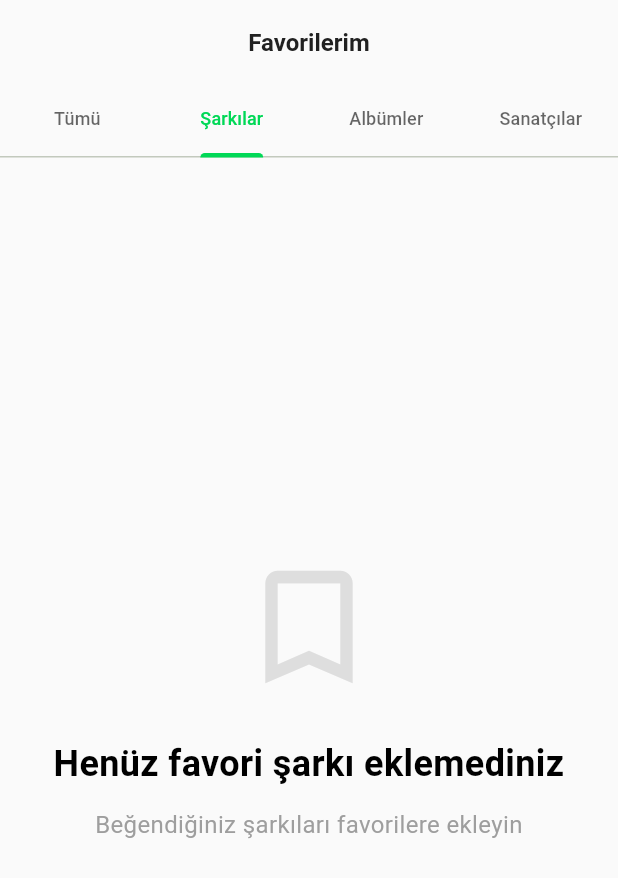
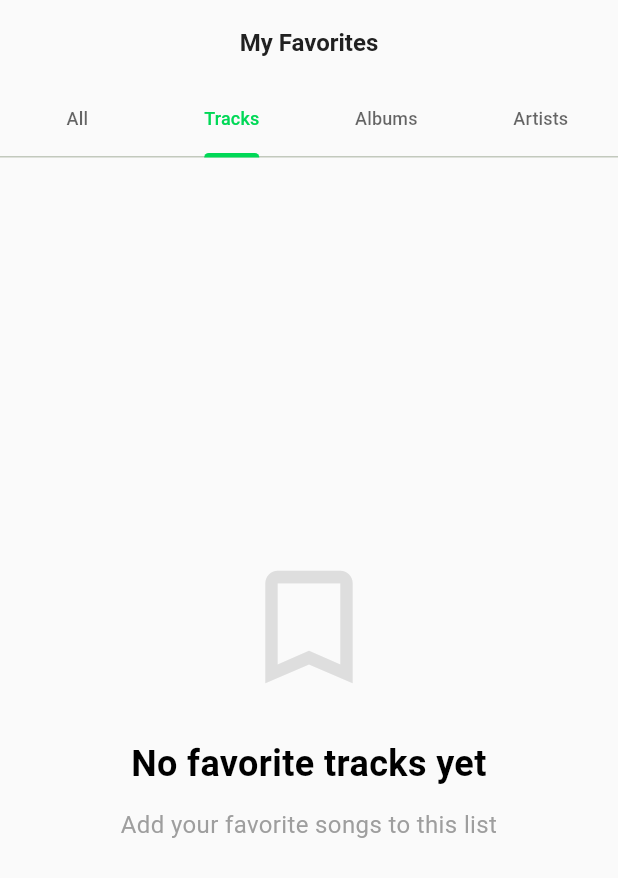
Before and after one commit to furkankobain/MusicShare, a Flutter app: the FavoritesPage screen opened by its route, tab 2 chosen, on a phone screen of 412 x 824 dp. Shown: the top 878 px of the screen. Run offline on Flutter 3.47's test engine with Material 3 defaults, Android fonts, the phone set to English and light mode, and no system bars; our stand-ins replace audioplayers, cached_network_image, cloud_firestore, dio, equatable, firebase_auth and 16 more; missing offline and left inert: mobile_scanner; accounts and stored records are empty.

Commit message:
Translate favorites and search pages to English - app fully internationalized to English

```diff
--- a/lib/features/favorites/presentation/pages/favorites_page.dart
+++ b/lib/features/favorites/presentation/pages/favorites_page.dart
@@ -34,7 +34,7 @@ class _FavoritesPageState extends State<FavoritesPage>
     return Scaffold(
       appBar: AppBar(
         title: const Text(
-          'Favorilerim',
+          'My Favorites',
           style: TextStyle(fontWeight: FontWeight.bold),
         ),
         bottom: TabBar(
@@ -46,10 +46,10 @@ class _FavoritesPageState extends State<FavoritesPage>
           indicatorColor: ModernDesignSystem.primaryGreen,
           indicatorWeight: 3,
           tabs: const [
-            Tab(text: 'Tümü'),
-            Tab(text: 'Şarkılar'),
-            Tab(text: 'Albümler'),
-            Tab(text: 'Sanatçılar'),
+            Tab(text: 'All'),
+            Tab(text: 'Tracks'),
+            Tab(text: 'Albums'),
+            Tab(text: 'Artists'),
           ],
         ),
       ),
@@ -75,7 +75,7 @@ class _FavoritesPageState extends State<FavoritesPage>
 
         if (snapshot.hasError) {
           return Center(
-            child: Text('Hata: ${snapshot.error}'),
+            child: Text('Error: ${snapshot.error}'),
           );
         }
 
@@ -83,8 +83,8 @@ class _FavoritesPageState extends State<FavoritesPage>
 
         if (favorites.isEmpty) {
           return _buildEmptyState(
-            'Henüz favori eklemediniz',
-            'Şarkı veya albümleri favorilere ekleyerek buradan kolayca erişebilirsiniz',
+            'No favorites yet',
+            'Add your favorite songs and albums to access them easily',
             isDark,
           );
         }
@@ -119,7 +119,7 @@ class _FavoritesPageState extends State<FavoritesPage>
 
         if (snapshot.hasError) {
           return Center(
-            child: Text('Hata: ${snapshot.error}'),
+            child: Text('Error: ${snapshot.error}'),
           );
         }
 
@@ -127,8 +127,8 @@ class _FavoritesPageState extends State<FavoritesPage>
 
         if (tracks.isEmpty) {
           return _buildEmptyState(
-            'Henüz favori şarkı eklemediniz',
-            'Beğendiğiniz şarkıları favorilere ekleyin',
+            'No favorite tracks yet',
+            'Add your favorite songs to this list',
             isDark,
           );
         }
@@ -154,7 +154,7 @@ class _FavoritesPageState extends State<FavoritesPage>
 
         if (snapshot.hasError) {
           return Center(
-            child: Text('Hata: ${snapshot.error}'),
+            child: Text('Error: ${snapshot.error}'),
           );
         }
 
@@ -162,8 +162,8 @@ class _FavoritesPageState extends State<FavoritesPage>
 
         if (albums.isEmpty) {
           return _buildEmptyState(
-            'Henüz favori albüm eklemediniz',
-            'Beğendiğiniz albümleri favorilere ekleyin',
+            'No favorite albums yet',
+            'Add your favorite albums to this list',
             isDark,
           );
         }
--- a/lib/features/search/presentation/pages/modern_search_page.dart
+++ b/lib/features/search/presentation/pages/modern_search_page.dart
@@ -152,7 +152,7 @@ class _ModernSearchPageState extends ConsumerState<ModernSearchPage>
         backgroundColor: isDark ? Colors.grey[900] : Colors.white,
         elevation: 0,
         title: Text(
-          'Ara',
+          'Search',
           style: TextStyle(
             fontWeight: FontWeight.bold,
             color: isDark ? Colors.white : Colors.black87,
@@ -178,10 +178,10 @@ class _ModernSearchPageState extends ConsumerState<ModernSearchPage>
                   fontSize: 15,
                 ),
                 tabs: const [
-                  Tab(text: 'Şarkılar'),
-                  Tab(text: 'Sanatçılar'),
-                  Tab(text: 'Albümler'),
-                  Tab(text: 'Kullanıcılar'),
+                  Tab(text: 'Tracks'),
+                  Tab(text: 'Artists'),
+                  Tab(text: 'Albums'),
+                  Tab(text: 'Users'),
                 ],
               ),
             ],
```
